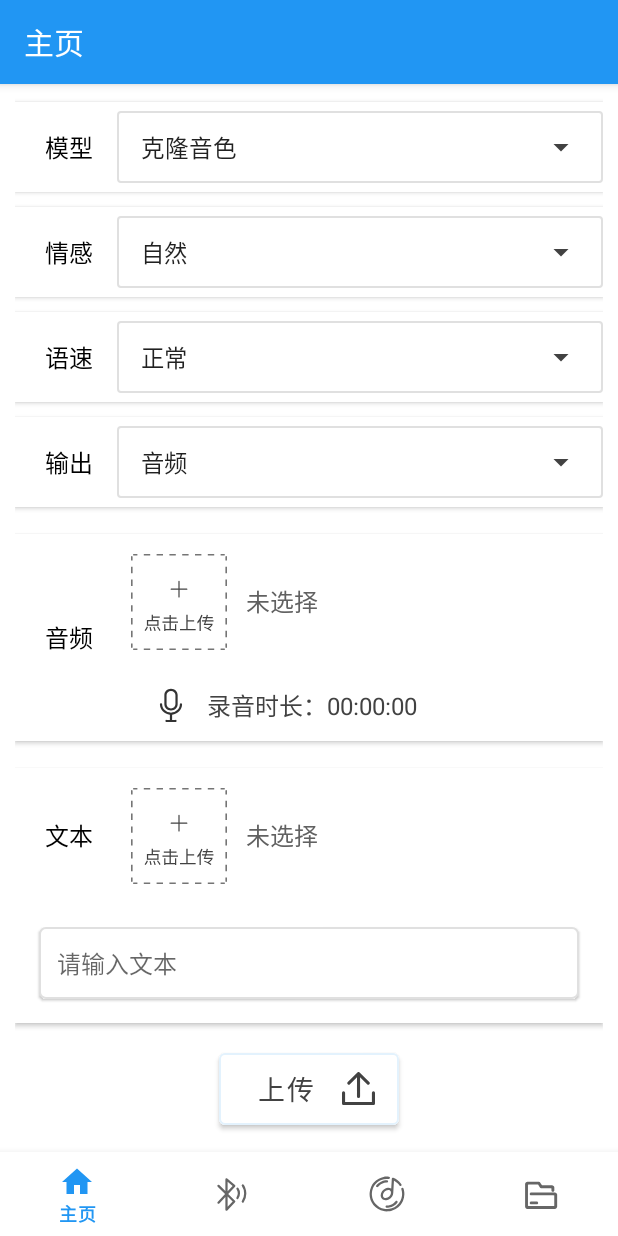
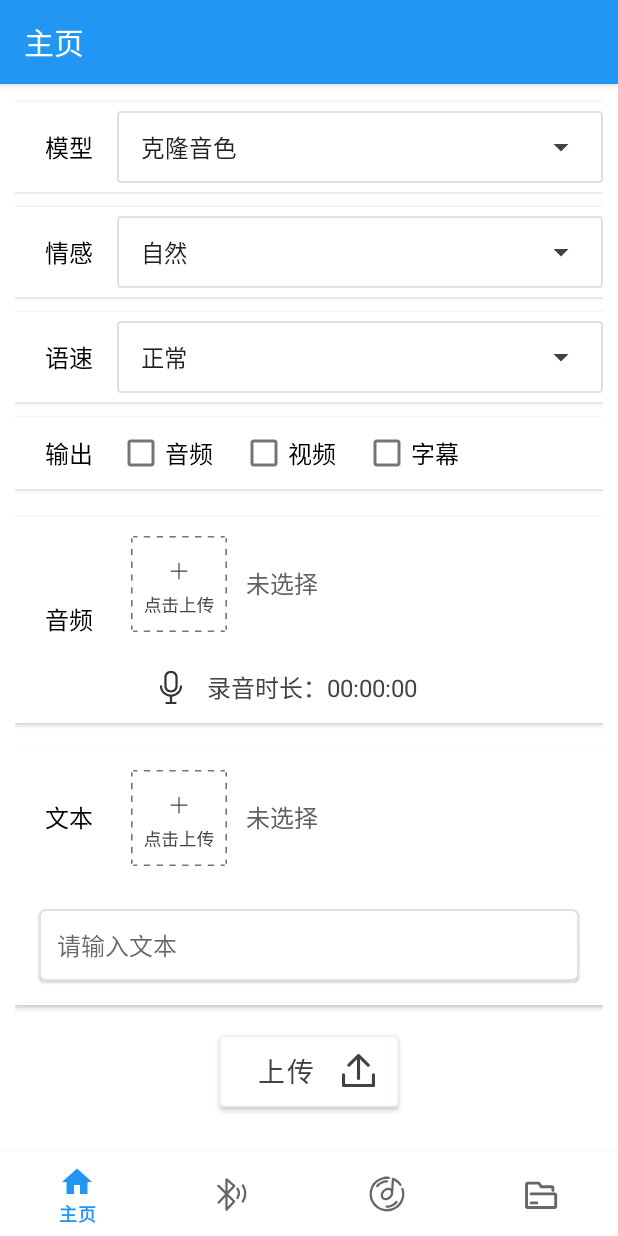
Before and after one commit to HanphoneJan/AiVoice, an Android app: the screen it shows after launch (MainActivity), on a phone screen of 412 x 824 dp. Run offline under Robolectric (Android 15) with nearby library versions, the phone set to English and light mode, and no system bars; our stand-ins replace navigation-ui.

Commit message:
输出选择

```diff
--- a/app/src/main/java/com/example/aivoice/ui/bluetooth/BluetoothFragment.java
+++ b/app/src/main/java/com/example/aivoice/ui/bluetooth/BluetoothFragment.java
@@ -178,7 +178,7 @@ public class BluetoothFragment extends Fragment {
         }
 
         ArrayList<String> missingPermissions = new ArrayList<>();
-        for (String permission : permissions) {
+        for (String permission : Objects.requireNonNull(permissions)) {
             if (ContextCompat.checkSelfPermission(requireContext(), permission) != PackageManager.PERMISSION_GRANTED) {
                 missingPermissions.add(permission);
             }
--- a/app/src/main/java/com/example/aivoice/ui/home/HomeFragment.java
+++ b/app/src/main/java/com/example/aivoice/ui/home/HomeFragment.java
@@ -7,6 +7,7 @@ import android.view.View;
 import android.view.ViewGroup;
 
 import android.widget.ArrayAdapter;
+import android.widget.CheckBox;
 import android.widget.EditText;
 import android.widget.Spinner;
 import android.widget.TextView;
@@ -47,7 +48,6 @@ public class HomeFragment extends Fragment {
         Spinner spinnerModel = root.findViewById(R.id.spinner_model);
         Spinner spinnerEmotion = root.findViewById(R.id.spinner_emotion);
         Spinner spinnerSpeed = root.findViewById(R.id.spinner_speed);
-        Spinner spinnerOutput = root.findViewById(R.id.spinner_output);
         // 创建ArrayAdapter并设置到Spinner中
         ArrayAdapter<CharSequence> modelAdapter = ArrayAdapter.createFromResource(
                 requireContext(),
@@ -73,13 +73,11 @@ public class HomeFragment extends Fragment {
         speedAdapter.setDropDownViewResource(android.R.layout.simple_spinner_dropdown_item);
         spinnerSpeed.setAdapter(speedAdapter);
 
-        ArrayAdapter<CharSequence> outputAdapter = ArrayAdapter.createFromResource(
-                requireContext(),
-                R.array.output_options,
-                android.R.layout.simple_spinner_item
-        );
-        outputAdapter.setDropDownViewResource(android.R.layout.simple_spinner_dropdown_item);
-        spinnerOutput.setAdapter(outputAdapter);
+        // 找到所有的 CheckBox
+        CheckBox checkBoxOption1 = root.findViewById(R.id.output_option1);
+        CheckBox checkBoxOption2 = root.findViewById(R.id.output_option2);
+        CheckBox checkBoxOption3 = root.findViewById(R.id.output_option3);
+
 
         audioFileTextView = root.findViewById(R.id.audioFileTextView_status);
         textFileTextView = root.findViewById(R.id.textFileTextView_status);
@@ -108,7 +106,7 @@ public class HomeFragment extends Fragment {
         // 设置按钮点击事件
         binding.btnChooseAudio.setOnClickListener(v -> homeViewModel.chooseAudio(chooseAudioLauncher));
         binding.btnRecordAudio.setOnClickListener(v -> {
-            if (homeViewModel.getIsRecording().getValue()) {
+            if (Boolean.TRUE.equals(homeViewModel.getIsRecording().getValue())) {
                 homeViewModel.stopRecording();
             } else {
                 homeViewModel.startRecording();
@@ -120,7 +118,9 @@ public class HomeFragment extends Fragment {
                 ((Spinner) root.findViewById(R.id.spinner_model)).getSelectedItem().toString(),
                 ((Spinner) root.findViewById(R.id.spinner_emotion)).getSelectedItem().toString(),
                 ((Spinner) root.findViewById(R.id.spinner_speed)).getSelectedItem().toString(),
-                ((Spinner) root.findViewById(R.id.spinner_output)).getSelectedItem().toString(),
+                checkBoxOption1.isChecked(),
+                checkBoxOption2.isChecked(),
+                checkBoxOption3.isChecked(),
                 inputText.getText().toString()));
 
         homeViewModel.getAudioFileName().observe(getViewLifecycleOwner(),audioFileName-> audioFileTextView.setText(audioFileName));
--- a/app/src/main/java/com/example/aivoice/ui/home/HomeViewModel.java
+++ b/app/src/main/java/com/example/aivoice/ui/home/HomeViewModel.java
@@ -53,13 +53,13 @@ import okhttp3.Response;
 public class HomeViewModel extends ViewModel {
     private static final String TAG = "HomeViewModel";
     private static final int REQUEST_RECORD_AUDIO_PERMISSION = 200;
-    private MutableLiveData<Boolean> isRecording = new MutableLiveData<>(false);
-    private MutableLiveData<Uri> audioFileUri = new MutableLiveData<>();
-    private MutableLiveData<Uri> fileUri = new MutableLiveData<>();
-    private MutableLiveData<String> audioFileName = new MutableLiveData<>();
-    private MutableLiveData<String> textFileName = new MutableLiveData<>();
+    private final MutableLiveData<Boolean> isRecording = new MutableLiveData<>(false);
+    private final MutableLiveData<Uri> audioFileUri = new MutableLiveData<>();
+    private final MutableLiveData<Uri> fileUri = new MutableLiveData<>();
+    private final MutableLiveData<String> audioFileName = new MutableLiveData<>();
+    private final MutableLiveData<String> textFileName = new MutableLiveData<>();
     private Context context;
-    private MutableLiveData<Long> recordingTime = new MutableLiveData<>(0L); // 录音时间，单位：秒
+    private final MutableLiveData<Long> recordingTime = new MutableLiveData<>(0L); // 录音时间，单位：秒
     private static Uri musicUri;
 
     private MediaRecorder mediaRecorder;
@@ -246,7 +246,7 @@ public class HomeViewModel extends ViewModel {
     }
 
     // 上传文件
-    public void uploadFiles(String model, String emotion, String speed,String output,String userInput) {
+    public void uploadFiles(String model, String emotion, String speed,Boolean output_audio,Boolean output_video,Boolean output_text,String userInput) {
         if (model != null && emotion != null && speed != null) {
             // 设置超时时间
             OkHttpClient client = new OkHttpClient.Builder()
@@ -282,8 +282,15 @@ public class HomeViewModel extends ViewModel {
                 requestBodyBuilder.addFormDataPart("model", model);
                 requestBodyBuilder.addFormDataPart("emotion", emotion);
                 requestBodyBuilder.addFormDataPart("speed", speed);
-                requestBodyBuilder.addFormDataPart("output", output);
-
+                if(output_audio){
+                    requestBodyBuilder.addFormDataPart("output_audio", "音频");
+                }
+                if(output_video){
+                    requestBodyBuilder.addFormDataPart("output_video", "视频");
+                }
+                if(output_text){
+                    requestBodyBuilder.addFormDataPart("output_text", "字幕");
+                }
                 if(model.equals("克隆音色")){
                     // 添加音频文件部分
                     if(audioFileUri.getValue()!=null){
--- a/app/src/main/res/layout/fragment_home.xml
+++ b/app/src/main/res/layout/fragment_home.xml
@@ -127,7 +127,7 @@
         <!-- 输出 -->
         <LinearLayout
             android:layout_width="match_parent"
-            android:layout_height="60dp"
+            android:layout_height="wrap_content"
             android:gravity="start|center_vertical"
             android:orientation="horizontal"
             android:paddingStart="20dp"
@@ -144,22 +144,35 @@
                 android:text="@string/output"
                 android:textSize="16sp"
                 android:layout_marginEnd="16dp"
+                android:textColor="@android:color/black" />
+
+            <!-- 多个 CheckBox 来实现多选 -->
+            <CheckBox
+                android:id="@+id/output_option1"
+                android:layout_width="wrap_content"
+                android:layout_height="wrap_content"
+                android:text="@string/output_audio"
+                android:textSize="16sp"
                 android:textColor="@android:color/black"
-                />
+                android:layout_marginEnd="18dp"/>
 
-            <Spinner
-                android:id="@+id/spinner_output"
-                android:layout_width="0dp"
-                android:layout_weight="1"
+            <CheckBox
+                android:id="@+id/output_option2"
+                android:layout_width="wrap_content"
                 android:layout_height="wrap_content"
-                android:minHeight="48dp"
-                android:background="@drawable/spinner_border"
-                android:dropDownSelector="@android:color/darker_gray"
-                android:padding="8dp"
+                android:text="@string/output_video"
                 android:textSize="16sp"
-                android:textColor="@color/black_200"
-                />
+                android:textColor="@android:color/black"
+                android:layout_marginEnd="18dp"/>
+            <CheckBox
+                android:id="@+id/output_option3"
+                android:layout_width="wrap_content"
+                android:layout_height="wrap_content"
+                android:text="@string/output_text"
+                android:textSize="16sp"
+                android:textColor="@android:color/black" />
         </LinearLayout>
+
         <LinearLayout
             android:layout_width="match_parent"
             android:layout_height="wrap_content"
--- a/app/src/main/res/values/model.xml
+++ b/app/src/main/res/values/model.xml
@@ -2,14 +2,13 @@
 <resources>
     <string-array name="model_options">
         <item>克隆音色</item>
-        <item>标准女声</item>
+        <item>标准普通话</item>
+        <item>标准英语</item>
         <item>多情感女声</item>
         <item>多情感男声</item>
-        <item>多情感英文</item>
+        <item>多情感英语</item>
         <item>河南话</item>
         <item>四川话</item>
         <item>粤语</item>
-        <item>卡通男声</item>
-        <item>卡通女声</item>
     </string-array>
 </resources>
--- a/app/src/main/res/values/output.xml
+++ b/app/src/main/res/values/output.xml
@@ -5,4 +5,5 @@
         <item>视频</item>
         <item>字幕</item>
     </string-array>
+
 </resources>
--- a/app/src/main/res/values/strings.xml
+++ b/app/src/main/res/values/strings.xml
@@ -19,6 +19,11 @@
     <string name="inputText">请输入文本</string>
     <string name="recordTime">录音时长：00:00:00</string>
     <string name="output">输出</string>
+    <string name="output_video">视频</string>
+    <string name="output_audio">音频</string>
+    <string name="output_text">字幕</string>
+
+
 
 
     <string name="noConnect">未连接设备</string>
```
Also changed, not shown: app/src/main/java/com/example/aivoice/ui/music/MusicFragment.java (+12 -16 lines), app/src/main/java/com/example/aivoice/ui/music/MusicViewModel.java (+37 -32 lines).
